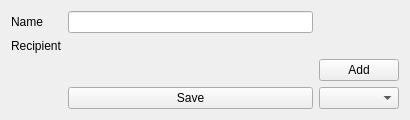
Above: mobile/contacts/editorcontactgroup.ui from chusopr/kdepim-ktimetracker-akonadi before the change. Below: the same form after it.
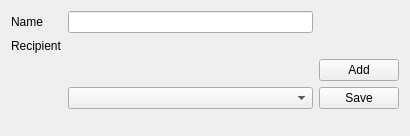
That is the form after the change. Custom widgets are drawn as their Qt base class.

Commit message: Switch 'add' button and collection combobox for better visibility

The edit to the form file:
```diff
--- a/mobile/contacts/editorcontactgroup.ui
+++ b/mobile/contacts/editorcontactgroup.ui
@@ -7,7 +7,7 @@
     <x>0</x>
     <y>0</y>
     <width>410</width>
-    <height>115</height>
+    <height>136</height>
    </rect>
   </property>
   <property name="windowTitle">
@@ -46,14 +46,14 @@
        </property>
       </widget>
      </item>
-     <item row="3" column="1">
+     <item row="3" column="2">
       <widget class="QPushButton" name="saveButton">
        <property name="text">
         <string>Save</string>
        </property>
       </widget>
      </item>
-     <item row="3" column="2">
+     <item row="3" column="1">
       <widget class="Akonadi::CollectionComboBox" name="collectionSelector"/>
      </item>
     </layout>
```
The commit also changes 1 other file.
